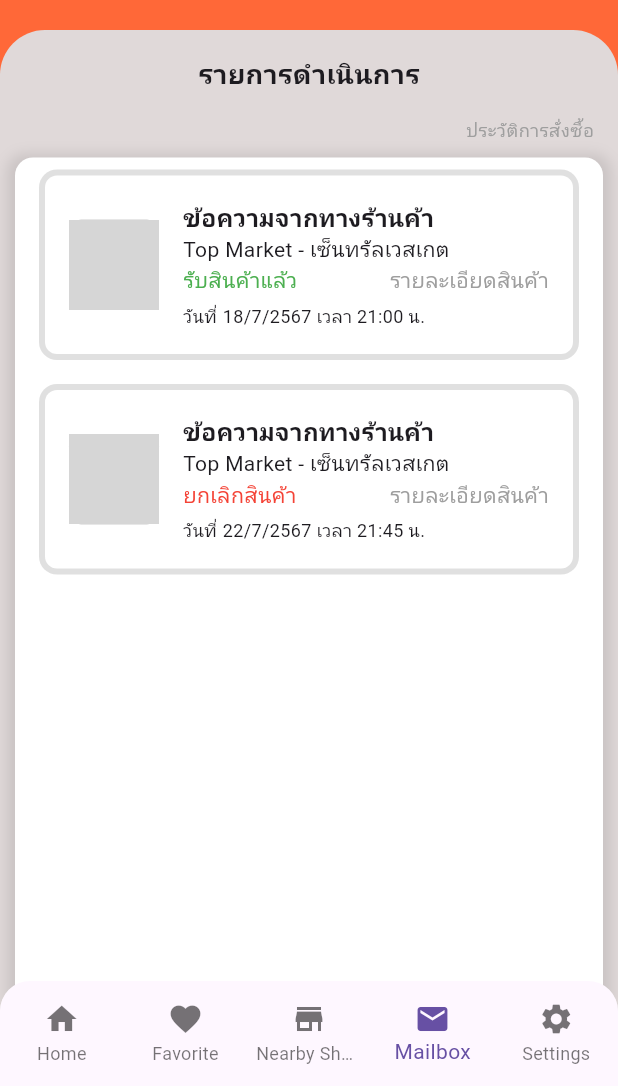
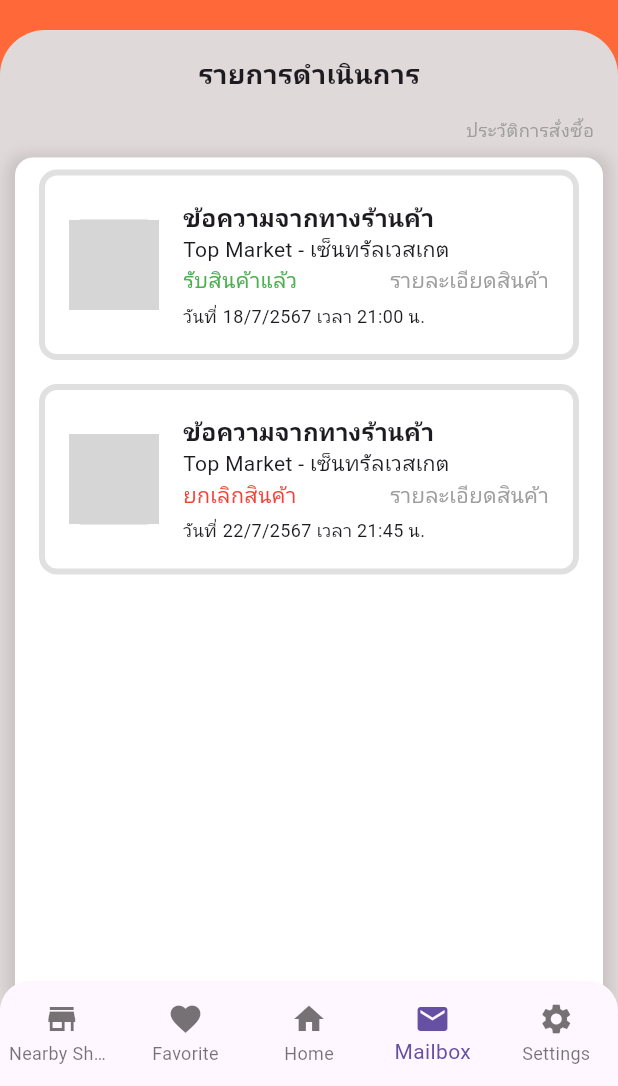
Before and after one commit to lovemxchine/Discount-Food_Project-Thesis, a Flutter app: the BottomNavCustomer screen opened by its route, item 4 of the bottom bar chosen, on a phone screen of 412 x 824 dp, the part 150-1236 px from its top. Run offline on Flutter 3.47's test engine with Material 3 defaults, Android fonts, the phone set to English and light mode, and no system bars; our stand-ins replace firebase_auth, firebase_core, flutter_dotenv, google_fonts, shared_preferences; accounts and stored records are empty; Roboto replaces fonts that are missing (Mitr); grey boxes are pictures that could not be loaded.

Commit message:
fixed bottom nav bar

```diff
--- a/mobile/lib/components/bottomNav.dart
+++ b/mobile/lib/components/bottomNav.dart
@@ -11,12 +11,12 @@ class BottomNavCustomer extends StatefulWidget {
 }
 
 class _BottomNavCustomerState extends State<BottomNavCustomer> {
-  int _currentIndex = 0;
+  int _currentIndex = 2;
 
   final List<Widget> _pages = [
+    AllShopNearby(),
+    FavoritePage(),
     Homepage(),
-    FavoritePage(),
-    AllShopNearby(),
     MailBoxPage(),
     SettingsPage(),
   ];
@@ -55,6 +55,9 @@ class _BottomNavCustomerState extends State<BottomNavCustomer> {
                     elevation: 0,
                     currentIndex: _currentIndex,
                     onTap: (index) {
+                      if (index == 4) {
+                        Navigator.pushNamed(context, '/signIn');
+                      }
                       setState(() {
                         _currentIndex = index;
                       });
@@ -62,11 +65,11 @@ class _BottomNavCustomerState extends State<BottomNavCustomer> {
                     type: BottomNavigationBarType.fixed,
                     items: const [
                       BottomNavigationBarItem(
-                          icon: Icon(Icons.home), label: 'Home'),
+                          icon: Icon(Icons.store), label: 'Nearby Shops'),
                       BottomNavigationBarItem(
                           icon: Icon(Icons.favorite), label: 'Favorite'),
                       BottomNavigationBarItem(
-                          icon: Icon(Icons.store), label: 'Nearby Shops'),
+                          icon: Icon(Icons.home), label: 'Home'),
                       BottomNavigationBarItem(
                           icon: Icon(Icons.mail), label: 'Mailbox'),
                       BottomNavigationBarItem(
```
